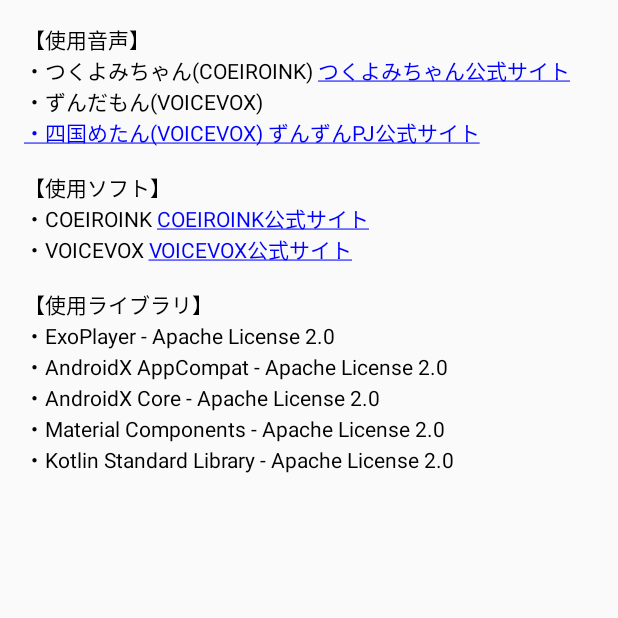
After one commit to tsudetsun/VoiChime, an Android app: the CreditActivity screen opened directly, with no data from a screen before it, on a phone screen of 412 x 824 dp, the top half of it. The commit adds this screen. Run offline under Robolectric (Android 15) with nearby library versions, the phone set to English and light mode, and no system bars.

Commit message:
add: credit
各種クレジットを追加しました

```diff
--- a/app/src/main/AndroidManifest.xml
+++ b/app/src/main/AndroidManifest.xml
@@ -25,5 +25,7 @@
             android:name=".TimeSignalService"
             android:exported="false"
             android:foregroundServiceType="mediaPlayback" />
+
+        <activity android:name=".CreditActivity" />
     </application>
 </manifest>
--- /dev/null
+++ b/app/src/main/java/com/tsudetsun/voichime/CreditActivity.java
@@ -0,0 +1,37 @@
+package com.tsudetsun.voichime;
+
+import android.graphics.Color;
+import android.os.Bundle;
+import android.text.Html;
+import android.text.method.LinkMovementMethod;
+import android.widget.TextView;
+
+import androidx.appcompat.app.AppCompatActivity;
+
+public class CreditActivity extends AppCompatActivity {
+    @Override
+    protected void onCreate(Bundle savedInstanceState) {
+        super.onCreate(savedInstanceState);
+        setContentView(R.layout.activity_credit);
+
+        TextView creditsText = findViewById(R.id.creditsText);
+        creditsText.setText(Html.fromHtml(
+                "【使用音声】<br>" +
+                        "・つくよみちゃん(COEIROINK) <a href='https://tyc.rei-yumesaki.net/'>つくよみちゃん公式サイト</a><br>" +
+                        "・ずんだもん(VOICEVOX) <a href='https://zunko.jp/'ずんずんPJ公式サイト</a><br>" +
+                        "・四国めたん(VOICEVOX) <a href='https://zunko.jp/'>ずんずんPJ公式サイト</a><br><br>" +
+                        "【使用ソフト】<br>" +
+                        "・COEIROINK <a href='https://coeiroink.com/'>COEIROINK公式サイト</a><br>" +
+                        "・VOICEVOX <a href='https://voicevox.hiroshiba.jp/'>VOICEVOX公式サイト</a><br><br>" +
+                        "【使用ライブラリ】<br>" +
+                        "・ExoPlayer - Apache License 2.0<br>" +
+                        "・AndroidX AppCompat - Apache License 2.0<br>" +
+                        "・AndroidX Core - Apache License 2.0<br>" +
+                        "・Material Components - Apache License 2.0<br>" +
+                        "・Kotlin Standard Library - Apache License 2.0",
+                Html.FROM_HTML_MODE_LEGACY
+        ));
+        creditsText.setMovementMethod(LinkMovementMethod.getInstance());
+        creditsText.setLinkTextColor(Color.BLUE);
+    }
+}
--- a/app/src/main/java/com/tsudetsun/voichime/MainActivity.java
+++ b/app/src/main/java/com/tsudetsun/voichime/MainActivity.java
@@ -2,11 +2,15 @@ package com.tsudetsun.voichime;
 
 import android.content.Intent;
 import android.content.SharedPreferences;
+import android.graphics.Color;
 import android.os.Build;
 import android.os.Bundle;
+import android.text.Html;
+import android.text.method.LinkMovementMethod;
 import android.view.View;
 import android.widget.AdapterView;
 import android.widget.ArrayAdapter;
+import android.widget.Button;
 import android.widget.Spinner;
 import androidx.appcompat.app.AppCompatActivity;
 import java.util.HashMap;
@@ -158,8 +162,19 @@ public class MainActivity extends AppCompatActivity {
             public void onNothingSelected(AdapterView<?> parent) {}
         });
 
+        Button btnCredits = findViewById(R.id.btnCredits);
+        btnCredits.setOnClickListener(new View.OnClickListener() {
+            @Override
+            public void onClick(View v) {
+                Intent intent = new Intent(MainActivity.this, CreditActivity.class);
+                startActivity(intent);
+            }
+        });
+
         timeHandler.post(updateTime);
     }
+
+
 
     @Override
     protected void onResume() {
--- /dev/null
+++ b/app/src/main/res/layout/activity_credit.xml
@@ -0,0 +1,14 @@
+<?xml version="1.0" encoding="utf-8"?>
+<ScrollView xmlns:android="http://schemas.android.com/apk/res/android"
+    android:layout_width="match_parent"
+    android:layout_height="match_parent">
+
+    <TextView
+        android:id="@+id/creditsText"
+        android:layout_width="match_parent"
+        android:layout_height="wrap_content"
+        android:padding="16dp"
+        android:textSize="14sp"
+        android:textColor="#000000"
+    />
+</ScrollView>
--- a/app/src/main/res/layout/activity_main.xml
+++ b/app/src/main/res/layout/activity_main.xml
@@ -41,4 +41,10 @@
         android:minHeight="48dp"
         android:text="時報を有効にする" />
 
+    <Button
+        android:id="@+id/btnCredits"
+        android:layout_width="wrap_content"
+        android:layout_height="wrap_content"
+        android:text="クレジット表示"
+        android:layout_marginTop="24dp" />
 </LinearLayout>
```
